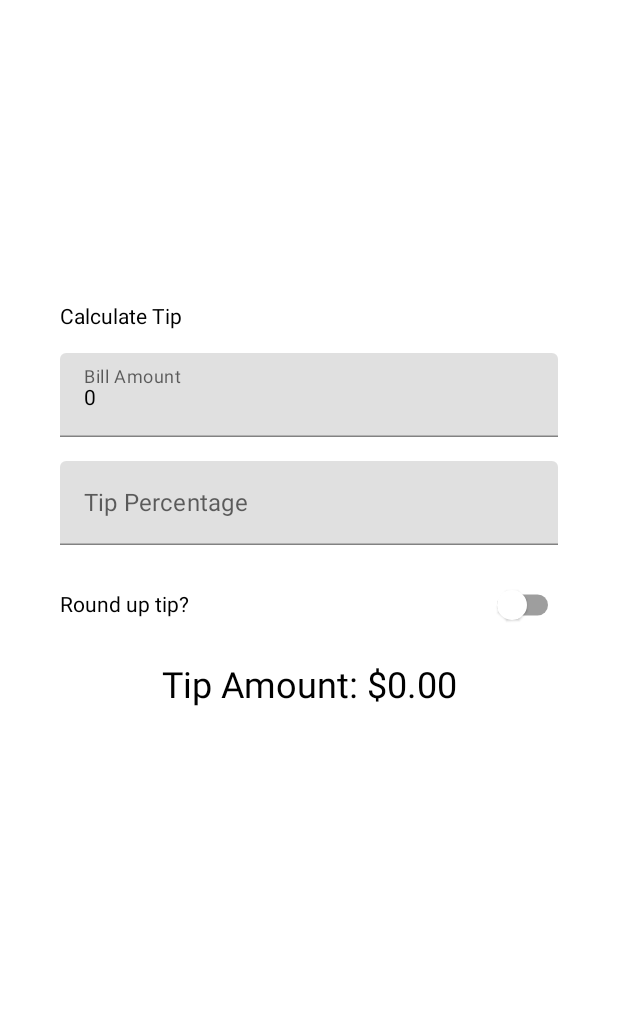
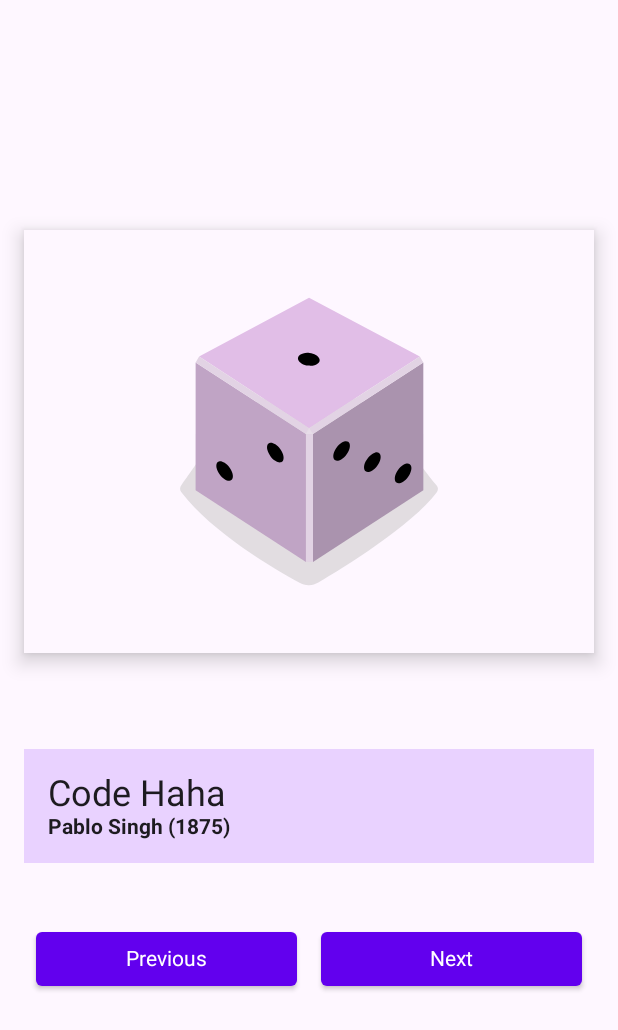
Before and after one commit to shalatan/ComposePlayground, an Android app built with Jetpack Compose: the screen it shows after launch (TipCalculator before the commit, ArtSpace after it), on a phone screen of 412 x 824 dp. Shown: the top 1030 px of the screen. Run offline under Robolectric (Android 15) with nearby library versions, the phone set to English and light mode, and no system bars.

Commit message:
project: ArtSpace

```diff
--- a/app/src/main/AndroidManifest.xml
+++ b/app/src/main/AndroidManifest.xml
@@ -13,7 +13,7 @@
         android:theme="@style/Theme.MyApplication"
         tools:targetApi="31">
         <activity
-            android:name=".unit2.TipCalculator"
+            android:name=".unit2.ArtSpace"
             android:exported="true"
             android:label="@string/app_name"
             android:theme="@style/Theme.MyApplication">
--- /dev/null
+++ b/app/src/main/java/com/example/myapplication/unit2/ArtSpace.kt
@@ -0,0 +1,147 @@
+package com.example.myapplication.unit2
+
+import android.os.Bundle
+import androidx.activity.ComponentActivity
+import androidx.activity.compose.setContent
+import androidx.compose.foundation.Image
+import androidx.compose.foundation.layout.*
+import androidx.compose.material.Button
+import androidx.compose.material3.MaterialTheme
+import androidx.compose.material3.Surface
+import androidx.compose.material3.Text
+import androidx.compose.runtime.*
+import androidx.compose.ui.Alignment
+import androidx.compose.ui.Modifier
+import androidx.compose.ui.graphics.Color
+import androidx.compose.ui.res.painterResource
+import androidx.compose.ui.text.font.FontWeight
+import androidx.compose.ui.tooling.preview.Preview
+import androidx.compose.ui.unit.dp
+import androidx.compose.ui.unit.sp
+import com.example.myapplication.ui.theme.MyApplicationTheme
+import com.example.myapplication.R
+
+data class Art(val title: String, val artist: String, val image: Int, val year: Int)
+
+class ArtSpace : ComponentActivity() {
+    override fun onCreate(savedInstanceState: Bundle?) {
+        super.onCreate(savedInstanceState)
+        val arts = listOf<Art>(
+            Art("Code Haha", "Pablo Singh", R.drawable.dice_1, 1875),
+            Art("Code Haha Haha", "Da Vinci Singh", R.drawable.dice_2, 1709),
+            Art("Code Haha Haha Haha", "Von Singh", R.drawable.dice_3, 1400),
+            Art("Code Haha Haha Haha Haha", "Picasso Singh", R.drawable.dice_4, 2025),
+        )
+        setContent {
+            MyApplicationTheme {
+                // A surface container using the 'background' color from the theme
+                Surface(
+                    modifier = Modifier.fillMaxSize(),
+                    color = MaterialTheme.colorScheme.background
+                ) {
+                    ArtSpaceScreen(arts = arts, modifier = Modifier)
+                }
+            }
+        }
+    }
+}
+
+@Composable
+fun ArtSpaceScreen(arts: List<Art>, modifier: Modifier = Modifier) {
+    var position by remember { mutableStateOf(0) }
+    Column(
+        modifier = modifier
+            .padding(16.dp)
+            .fillMaxSize(),
+        verticalArrangement = Arrangement.Center,
+        horizontalAlignment = Alignment.CenterHorizontally
+    ) {
+        ArtImage(art = arts[position], modifier = Modifier.fillMaxWidth())
+        Spacer(modifier = Modifier.height(64.dp))
+        ArtInformationSection(art = arts[position])
+        Spacer(modifier = Modifier.height(32.dp))
+        ButtonsLayout(
+            onPreviousClick = {
+                if (position != 0)
+                    position--
+            }, onNextClick = {
+                if (position != arts.size - 1)
+                    position++
+            }, modifier = Modifier
+        )
+    }
+}
+
+@Composable
+fun ArtImage(art: Art, modifier: Modifier = Modifier) {
+    Surface(modifier = modifier, shadowElevation = 8.dp) {
+        Image(
+            painter = painterResource(id = art.image),
+            contentDescription = "Art Image",
+            modifier = modifier.padding(16.dp)
+        )
+    }
+}
+
+@Composable
+fun ArtInformationSection(art: Art, modifier: Modifier = Modifier) {
+    val infoText = "${art.artist} (${art.year})"
+    Surface(
+        modifier = modifier
+            .fillMaxWidth(),
+        tonalElevation = 4.dp,
+        color = Color(0xFFE9D2FF),
+    ) {
+        Column(
+            modifier = Modifier.padding(16.dp),
+            verticalArrangement = Arrangement.Center,
+            horizontalAlignment = Alignment.Start
+        ) {
+            Text(text = art.title, fontSize = 24.sp)
+            Text(text = infoText, fontSize = 14.sp, fontWeight = FontWeight.Bold)
+        }
+    }
+}
+
+@Composable
+fun ButtonsLayout(
+    onPreviousClick: () -> Unit,
+    onNextClick: () -> Unit,
+    modifier: Modifier = Modifier
+) {
+    Row(
+        modifier = modifier.fillMaxWidth(),
+        horizontalArrangement = Arrangement.Center
+    ) {
+        Button(
+            onClick = onPreviousClick,
+            modifier = modifier
+                .weight(1f)
+                .padding(8.dp)
+        ) {
+            Text(text = "Previous", color = Color.White)
+        }
+        Button(
+            onClick = onNextClick,
+            modifier = modifier
+                .weight(1f)
+                .padding(8.dp),
+        ) {
+            Text(text = "Next", color = Color.White)
+        }
+    }
+}
+
+@Preview(showBackground = true, showSystemUi = true)
+@Composable
+fun DefaultPreview9() {
+    MyApplicationTheme {
+        val arts = listOf<Art>(
+            Art("Code Haha", "Pablo Singh", R.drawable.dice_1, 1875),
+            Art("Code Haha Haha", "Da Vinci Singh", R.drawable.dice_2, 1709),
+            Art("Code Haha Haha Haha", "Von Singh", R.drawable.dice_3, 1400),
+            Art("Code Haha Haha Haha Haha", "Picasso Singh", R.drawable.dice_4, 2025),
+        )
+        ArtSpaceScreen(arts = arts, modifier = Modifier)
+    }
+}
--- a/app/src/main/res/values/strings.xml
+++ b/app/src/main/res/values/strings.xml
@@ -34,4 +34,5 @@
     <string name="title_activity_tip_calculator">TipCalculator</string>
     <string name="how_was_the_service">Tip Percentage</string>
     <string name="round_up_tip">Round up tip?</string>
+    <string name="title_activity_art_space">ArtSpace</string>
 </resources>
```
